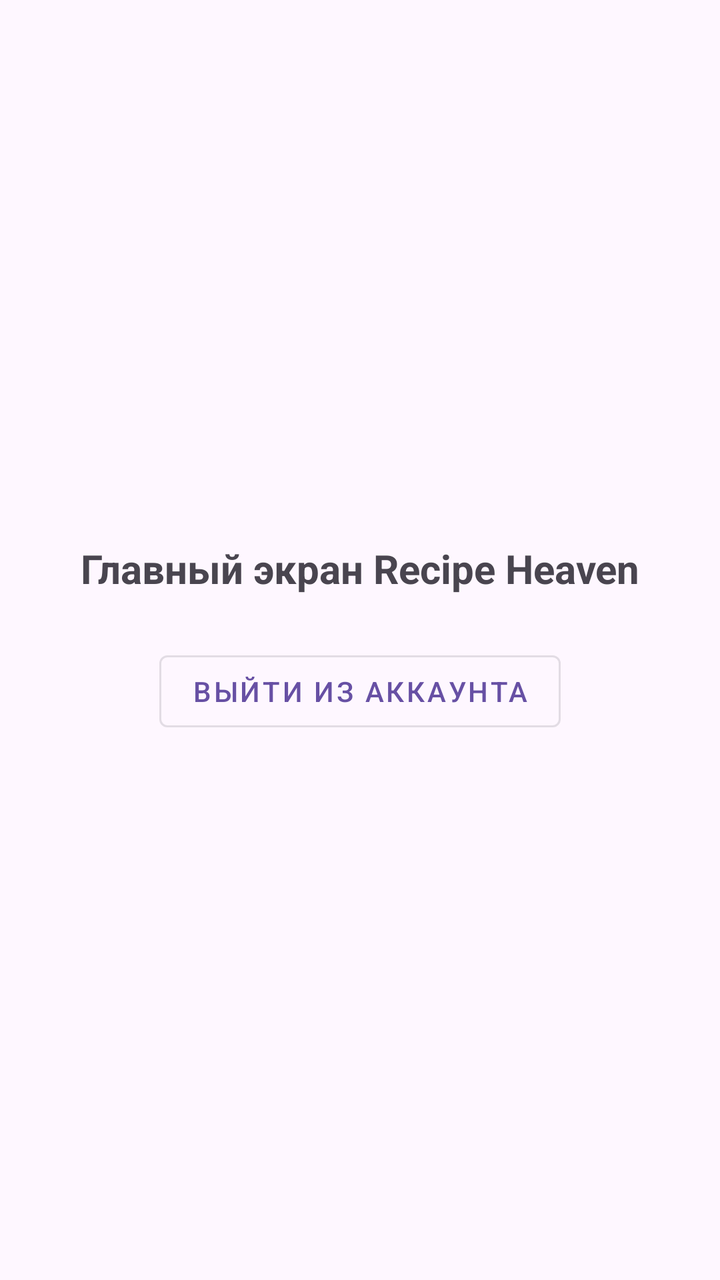
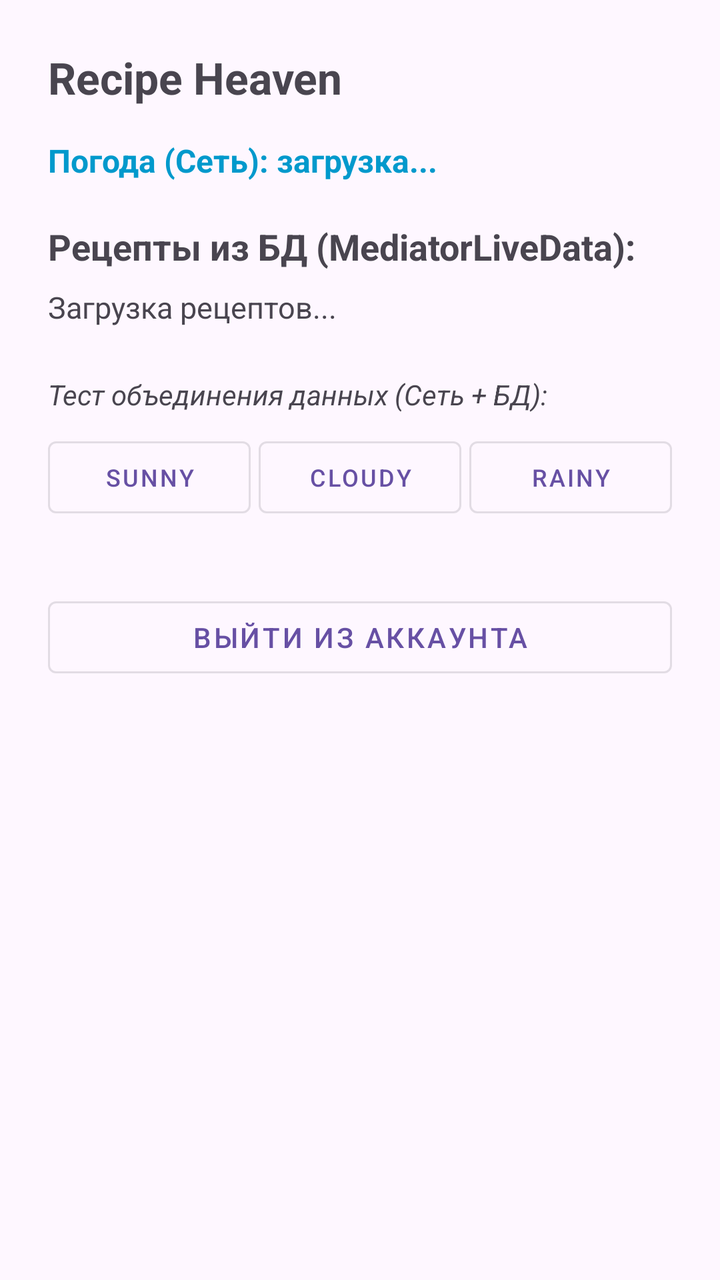

Two renders of the same Android screen: before a commit and after it. Below are the layout's source before the change and the commit's diff.
<!-- AndroidManifest.xml: application theme Theme.RecipeHeaven -->
<!-- res/layout/activity_main.xml -->
<?xml version="1.0" encoding="utf-8"?>
<androidx.constraintlayout.widget.ConstraintLayout xmlns:android="http://schemas.android.com/apk/res/android"
    xmlns:app="http://schemas.android.com/apk/res-auto"
    xmlns:tools="http://schemas.android.com/tools"
    android:id="@+id/main"
    android:layout_width="match_parent"
    android:layout_height="match_parent"
    android:padding="24dp"
    tools:context=".presentation.MainActivity">

    <TextView
        android:id="@+id/tvWelcome"
        android:layout_width="wrap_content"
        android:layout_height="wrap_content"
        android:text="Главный экран Recipe Heaven"
        android:textSize="20sp"
        android:textStyle="bold"
        app:layout_constraintBottom_toTopOf="@+id/btnLogout"
        app:layout_constraintEnd_toEndOf="parent"
        app:layout_constraintStart_toStartOf="parent"
        app:layout_constraintTop_toTopOf="parent"
        app:layout_constraintVertical_chainStyle="packed" />

    <Button
        android:id="@+id/btnLogout"
        style="@style/Widget.MaterialComponents.Button.OutlinedButton"
        android:layout_width="wrap_content"
        android:layout_height="wrap_content"
        android:layout_marginTop="24dp"
        android:text="Выйти из аккаунта"
        app:layout_constraintBottom_toBottomOf="parent"
        app:layout_constraintEnd_toEndOf="parent"
        app:layout_constraintStart_toStartOf="parent"
        app:layout_constraintTop_toBottomOf="@+id/tvWelcome" />

</androidx.constraintlayout.widget.ConstraintLayout>
<!-- resources referenced by this layout -->
<resources>
  <style name="Theme.RecipeHeaven" parent="Base.Theme.RecipeHeaven" />
  <style name="Base.Theme.RecipeHeaven" parent="Theme.Material3.DayNight.NoActionBar">
          
          
      </style>
</resources>

<!-- the commit's change to res/layout/activity_main.xml (unified diff, before → after) -->
@@ -1,36 +1,126 @@
 <?xml version="1.0" encoding="utf-8"?>
-<androidx.constraintlayout.widget.ConstraintLayout xmlns:android="http://schemas.android.com/apk/res/android"
+<ScrollView xmlns:android="http://schemas.android.com/apk/res/android"
     xmlns:app="http://schemas.android.com/apk/res-auto"
     xmlns:tools="http://schemas.android.com/tools"
     android:id="@+id/main"
     android:layout_width="match_parent"
     android:layout_height="match_parent"
-    android:padding="24dp"
-    tools:context=".presentation.MainActivity">
+    android:fillViewport="true">
 
-    <TextView
-        android:id="@+id/tvWelcome"
-        android:layout_width="wrap_content"
+    <androidx.constraintlayout.widget.ConstraintLayout
+        android:layout_width="match_parent"
         android:layout_height="wrap_content"
-        android:text="Главный экран Recipe Heaven"
-        android:textSize="20sp"
-        android:textStyle="bold"
-        app:layout_constraintBottom_toTopOf="@+id/btnLogout"
-        app:layout_constraintEnd_toEndOf="parent"
-        app:layout_constraintStart_toStartOf="parent"
-        app:layout_constraintTop_toTopOf="parent"
-        app:layout_constraintVertical_chainStyle="packed" />
+        android:padding="24dp"
+        tools:context=".presentation.MainActivity">
 
-    <Button
-        android:id="@+id/btnLogout"
-        style="@style/Widget.MaterialComponents.Button.OutlinedButton"
-        android:layout_width="wrap_content"
-        android:layout_height="wrap_content"
-        android:layout_marginTop="24dp"
-        android:text="Выйти из аккаунта"
-        app:layout_constraintBottom_toBottomOf="parent"
-        app:layout_constraintEnd_toEndOf="parent"
-        app:layout_constraintStart_toStartOf="parent"
-        app:layout_constraintTop_toBottomOf="@+id/tvWelcome" />
+        <TextView
+            android:id="@+id/tvWelcome"
+            android:layout_width="wrap_content"
+            android:layout_height="wrap_content"
+            android:text="Recipe Heaven"
+            android:textSize="22sp"
+            android:textStyle="bold"
+            app:layout_constraintStart_toStartOf="parent"
+            app:layout_constraintTop_toTopOf="parent" />
 
-</androidx.constraintlayout.widget.ConstraintLayout>
+        <TextView
+            android:id="@+id/tvWeather"
+            android:layout_width="0dp"
+            android:layout_height="wrap_content"
+            android:layout_marginTop="16dp"
+            android:text="Погода (Сеть): загрузка..."
+            android:textColor="@android:color/holo_blue_dark"
+            android:textSize="16sp"
+            android:textStyle="bold"
+            app:layout_constraintEnd_toEndOf="parent"
+            app:layout_constraintStart_toStartOf="parent"
+            app:layout_constraintTop_toBottomOf="@id/tvWelcome" />
+
+        <TextView
+            android:id="@+id/tvRecipesTitle"
+            android:layout_width="wrap_content"
+            android:layout_height="wrap_content"
+            android:layout_marginTop="20dp"
+            android:text="Рецепты из БД (MediatorLiveData):"
+            android:textSize="18sp"
+            android:textStyle="bold"
+            app:layout_constraintStart_toStartOf="parent"
+            app:layout_constraintTop_toBottomOf="@id/tvWeather" />
+
+        <TextView
+            android:id="@+id/tvRecipes"
+            android:layout_width="0dp"
+            android:layout_height="wrap_content"
+            android:layout_marginTop="8dp"
+            android:lineSpacingExtra="4dp"
+            android:text="Загрузка рецептов..."
+            android:textSize="15sp"
+            app:layout_constraintEnd_toEndOf="parent"
+            app:layout_constraintStart_toStartOf="parent"
+            app:layout_constraintTop_toBottomOf="@id/tvRecipesTitle" />
+
+        <TextView
+            android:id="@+id/tvFilterTitle"
+            android:layout_width="wrap_content"
+            android:layout_height="wrap_content"
+            android:layout_marginTop="24dp"
+            android:text="Тест объединения данных (Сеть + БД):"
+            android:textSize="14sp"
+            android:textStyle="italic"
+            app:layout_constraintStart_toStartOf="parent"
+            app:layout_constraintTop_toBottomOf="@id/tvRecipes" />
+
+        <LinearLayout
+            android:id="@+id/layoutWeatherButtons"
+            android:layout_width="0dp"
+            android:layout_height="wrap_content"
+            android:layout_marginTop="8dp"
+            android:orientation="horizontal"
+            app:layout_constraintEnd_toEndOf="parent"
+            app:layout_constraintStart_toStartOf="parent"
+            app:layout_constraintTop_toBottomOf="@id/tvFilterTitle">
+
+            <Button
+                android:id="@+id/btnWeatherSunny"
+                style="@style/Widget.MaterialComponents.Button.OutlinedButton"
+                android:layout_width="0dp"
+                android:layout_height="wrap_content"
+                android:layout_marginEnd="4dp"
+                android:layout_weight="1"
+                android:text="Sunny"
+                android:textSize="12sp" />
+
+            <Button
+                android:id="@+id/btnWeatherCloudy"
+                style="@style/Widget.MaterialComponents.Button.OutlinedButton"
+                android:layout_width="0dp"
+                android:layout_height="wrap_content"
+                android:layout_marginEnd="4dp"
+                android:layout_weight="1"
+                android:text="Cloudy"
+                android:textSize="12sp" />
+
+            <Button
+                android:id="@+id/btnWeatherRainy"
+                style="@style/Widget.MaterialComponents.Button.OutlinedButton"
+                android:layout_width="0dp"
+                android:layout_height="wrap_content"
+                android:layout_weight="1"
+                android:text="Rainy"
+                android:textSize="12sp" />
+
+        </LinearLayout>
+
+        <Button
+            android:id="@+id/btnLogout"
+            style="@style/Widget.MaterialComponents.Button.OutlinedButton"
+            android:layout_width="0dp"
+            android:layout_height="wrap_content"
+            android:layout_marginTop="32dp"
+            android:text="Выйти из аккаунта"
+            app:layout_constraintEnd_toEndOf="parent"
+            app:layout_constraintStart_toStartOf="parent"
+            app:layout_constraintTop_toBottomOf="@id/layoutWeatherButtons" />
+
+    </androidx.constraintlayout.widget.ConstraintLayout>
+</ScrollView>
